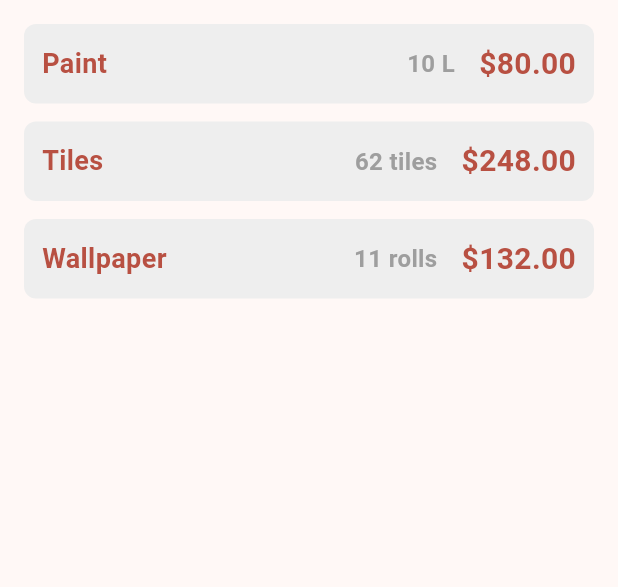
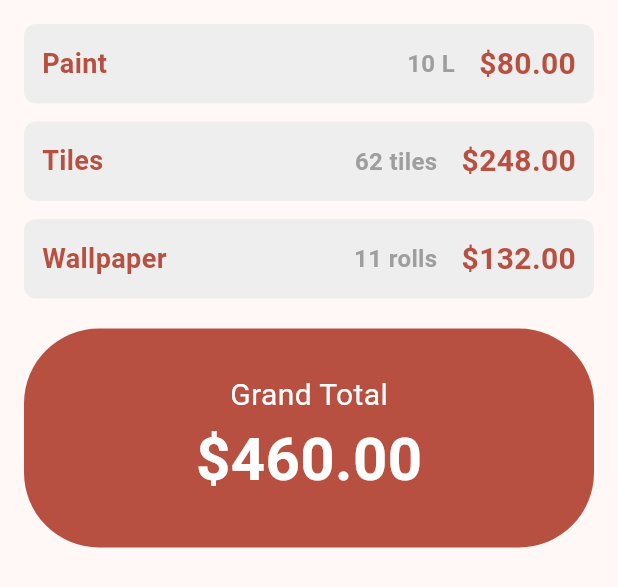
Before and after one commit to janaasaadreslan-art/room_renovation_estimator, a Flutter app: the SummaryTab widget shown alone on an empty page, opened directly with empty values, on a phone screen of 412 x 824 dp. Shown: the top 587 px of the screen. Run offline on Flutter 3.47's test engine with Material 3 defaults, Android fonts, the phone set to English and light mode, and no system bars.

Commit message:
Summary tab with total

```diff
--- a/lib/widgets/summary_tab.dart
+++ b/lib/widgets/summary_tab.dart
@@ -33,7 +33,38 @@ class SummaryTab extends StatelessWidget {
     detail: '${est.rolls()} rolls',
     cost: '\$${est.wallpaperCost().toStringAsFixed(2)}',
     ),
+    const SizedBox(height: 20),
+    Container(
+    padding: const EdgeInsets.symmetric(horizontal: 16, vertical: 30),
+    width:double.infinity,
+    decoration: BoxDecoration(
+    color: const Color(0xFFB85042),
+
+    borderRadius: BorderRadius.circular(50),
+    ),
+    child: Column(
+    children: [
+    const Text(
+    'Grand Total',
+    style: TextStyle(
+    fontSize: 20,
+    color: Colors.white,
+    ),
+    ),
+    Text(
+    '\$${est.total().toStringAsFixed(2)}',
+    style: const TextStyle(
+    fontSize: 40,
+    fontWeight: FontWeight.bold,
+    color: Colors.white,
+    ),
+    ),
     ],
+    ),
+    )
+    ,
+    ]
+    ,
     );
   }
 }
```
Lines whose indentation alone changed are shown as unchanged.
